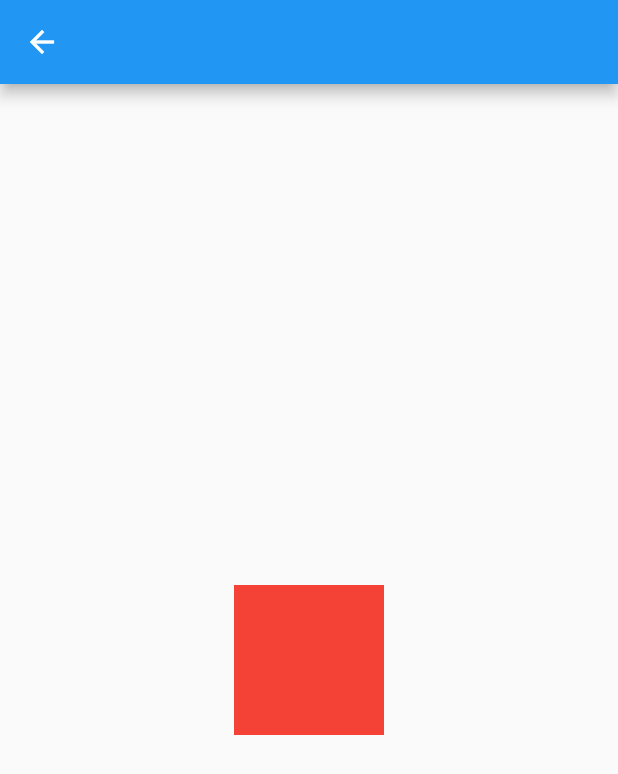
After one commit to DaoSuper/flutter_booklet, a Flutter app: the screen it shows after launch, after a tap on "setStateDemo", on a phone screen of 412 x 824 dp. The commit adds this screen. Shown: the top 774 px of the screen. Run offline on Flutter 3.47's test engine with Material 2 defaults, Android fonts, the phone set to English and light mode, and no system bars.

Commit message:
setState探索

```diff
--- a/lib/pages/irender/irender_page.dart
+++ b/lib/pages/irender/irender_page.dart
@@ -1,5 +1,7 @@
 import 'package:flutter/material.dart';
 import 'package:flutter_booklet/pages/irender/01_timer/timer_demo.dart';
+import 'package:flutter_booklet/pages/irender/state_demo/state_demo.dart';
+import 'package:flutter_booklet/routes/app_router.dart';
 import 'package:flutter_booklet/widgets/dao_button.dart';
 
 class IRenderPage extends StatelessWidget {
@@ -24,6 +26,13 @@ class IRenderPage extends StatelessWidget {
                 btnName: 'Timer',
                 onPressed: (){
                   TimerDemo.timerTest();
+                  TimerDemo.do2();
+                }
+              ),
+              ItemBtn(
+                btnName: 'setStateDemo',
+                onPressed: (){
+                  AppRouter.toPage(context, const StateDemo());
                 }
               ),
             ],
--- /dev/null
+++ b/lib/pages/irender/state_demo/state_demo.dart
@@ -0,0 +1,43 @@
+import 'dart:async';
+
+import 'package:flutter/material.dart';
+class StateDemo extends StatefulWidget {
+  const StateDemo({super.key});
+
+  @override
+  State<StateDemo> createState() => _StateDemoState();
+}
+
+class _StateDemoState extends State<StateDemo> {
+
+ @override
+  void initState() {
+    super.initState();
+    Timer(const Duration(seconds: 3), _update);
+  }
+
+  Color _color = Colors.red;
+
+  void _update() {
+    setState(() {
+      _color = Colors.blue;
+    });
+    // setState(() {
+    //   _color = Colors.blue;
+    // });
+  }
+
+  @override
+  Widget build(BuildContext context) {
+    return Scaffold(
+      appBar: AppBar(),
+      body: Align(
+        child: SizedBox(
+          width: 100,
+          height: 100,
+          child: ColoredBox(color: _color),
+        )
+      ),
+    );
+  }
+}
```
Also changed, not shown: lib/pages/irender/01_timer/timer_demo.dart (+12 -0 lines).
